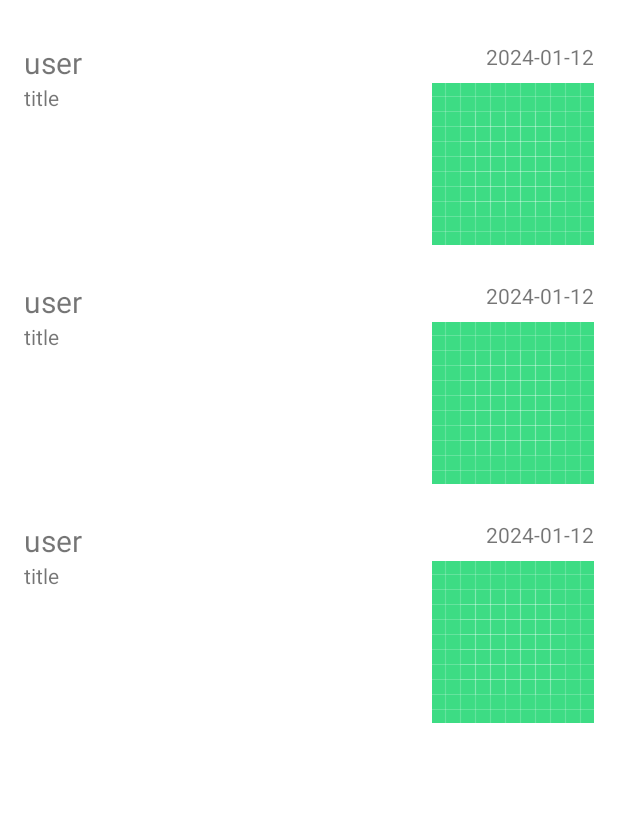
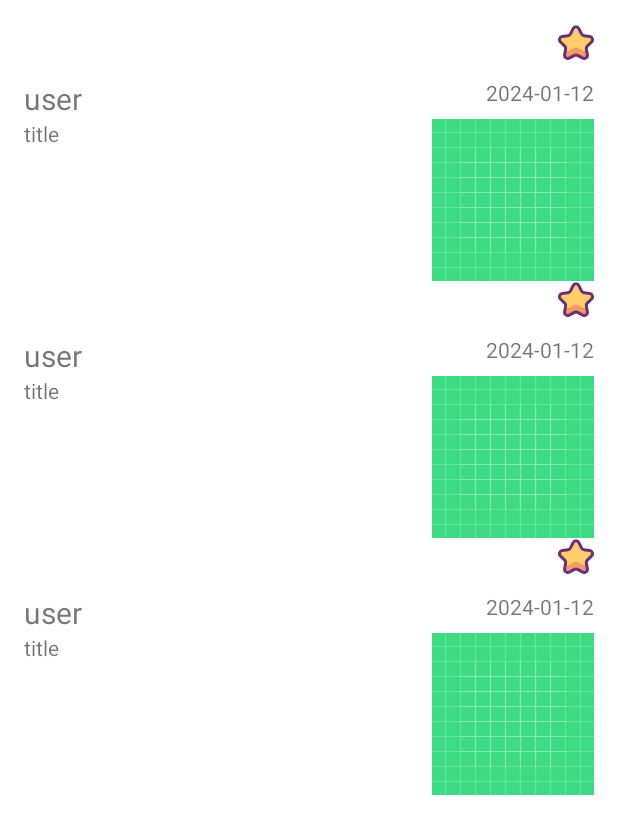
Before and after one commit to oxix97/Ddalkkak, an Android app: the layout fragment_home.xml on its own in the app's theme, with its tools: preview values and no code run, on a phone screen of 412 x 824 dp. Shown: the top 834 px of the screen. Run offline under Robolectric (Android 15) with nearby library versions, the phone set to English and light mode, and no system bars.

Commit message:
Chore : View 관련 작업

```diff
--- /dev/null
+++ b/DdalkkakAndroid/app/src/main/res/drawable/ic_user_profile.xml
@@ -0,0 +1,4 @@
+<vector android:height="100dp" android:viewportHeight="512"
+    android:viewportWidth="512" android:width="100dp" xmlns:android="http://schemas.android.com/apk/res/android">
+    <path android:fillColor="#36B39B" android:fillType="evenOdd" android:pathData="M287.98,80.36c0,-9.07 7.27,-16.32 15.88,-16.32c9.08,0 16.33,7.26 16.33,16.32c0,8.61 -7.25,15.87 -16.33,15.87C295.24,96.23 287.98,88.98 287.98,80.36L287.98,80.36zM111.97,303.88v-111.98c0,-17.23 -14.52,-31.73 -31.76,-31.73c-17.69,0 -32.21,14.5 -32.21,31.73v111.98c0,17.68 14.52,32.19 32.21,32.19C97.45,336.07 111.97,321.56 111.97,303.88L111.97,303.88zM384.15,160.16H127.85v207.65c0,16.78 13.6,30.38 30.39,30.38h1.82v81.61c0,17.68 14.51,32.19 32.2,32.19c17.25,0 31.76,-14.51 31.76,-32.19v-81.61h63.96v81.61c0,17.68 14.52,32.19 32.21,32.19c17.24,0 31.76,-14.51 31.76,-32.19v-81.61h2.27c16.33,0 29.94,-13.6 29.94,-30.38V160.16zM400.03,191.9v111.98c0,17.68 14.52,32.19 32.21,32.19c17.24,0 31.76,-14.51 31.76,-32.19v-111.98c0,-17.23 -14.52,-31.73 -31.76,-31.73C414.55,160.16 400.03,174.67 400.03,191.9L400.03,191.9zM224.02,80.36c0,8.61 -7.26,15.87 -15.88,15.87c-9.07,0 -15.88,-7.26 -15.88,-15.87c0,-9.07 6.81,-16.32 15.88,-16.32C216.76,64.04 224.02,71.29 224.02,80.36L224.02,80.36zM127.85,144.29h256.31c0,-42.62 -20.86,-80.71 -53.08,-103.83l26.76,-26.76c3.19,-3.17 3.19,-8.16 0,-11.33c-3.17,-3.17 -8.16,-3.17 -11.33,0l-29.49,29.48c-18.15,-9.98 -39.01,-15.87 -60.79,-15.87c-22.22,0 -43.09,5.89 -61.23,15.87L165.49,2.38c-2.72,-3.17 -8.17,-3.17 -10.89,0c-3.17,3.17 -3.17,8.16 0,11.33l26.31,26.76C149.16,63.59 127.85,101.68 127.85,144.29L127.85,144.29z"/>
+</vector>
--- a/DdalkkakAndroid/app/src/main/res/layout/fragment_home.xml
+++ b/DdalkkakAndroid/app/src/main/res/layout/fragment_home.xml
@@ -19,7 +19,7 @@
         <androidx.recyclerview.widget.RecyclerView
             android:id="@+id/rv_main_container"
             android:layout_width="match_parent"
-            android:layout_height="match_parent"
+            android:layout_height="wrap_content"
             android:clipToPadding="false"
             android:padding="16dp"
             app:layoutManager="androidx.recyclerview.widget.LinearLayoutManager"
--- a/DdalkkakAndroid/app/src/main/res/layout/fragment_my.xml
+++ b/DdalkkakAndroid/app/src/main/res/layout/fragment_my.xml
@@ -15,7 +15,7 @@
         <androidx.recyclerview.widget.RecyclerView
             android:id="@+id/rv_my_container"
             android:layout_width="match_parent"
-            android:layout_height="match_parent"
+            android:layout_height="wrap_content"
             app:layoutManager="androidx.recyclerview.widget.LinearLayoutManager" />
 
     </LinearLayout>
--- a/DdalkkakAndroid/app/src/main/res/layout/item_link_info.xml
+++ b/DdalkkakAndroid/app/src/main/res/layout/item_link_info.xml
@@ -13,10 +13,24 @@
     </data>
 
     <androidx.constraintlayout.widget.ConstraintLayout
+        android:layout_width="match_parent"
+        android:layout_height="wrap_content"
+        android:orientation="vertical">
+
+        <ImageView
+            android:id="@+id/iv_plus"
+            app:layout_constraintTop_toTopOf="parent"
+            app:layout_constraintEnd_toEndOf="parent"
+            android:layout_width="wrap_content"
+            android:layout_height="wrap_content"
+            android:src="@drawable/ic_star" />
+
+        <androidx.constraintlayout.widget.ConstraintLayout
             urlClickListener="@{data.originalUrl}"
             android:layout_width="match_parent"
-        android:layout_marginVertical="12dp"
-        android:layout_height="wrap_content">
+            app:layout_constraintTop_toBottomOf="@id/iv_plus"
+            android:layout_height="wrap_content"
+            android:layout_marginVertical="12dp">
 
             <TextView
                 android:id="@+id/tv_link_info_user"
@@ -74,4 +88,5 @@
                 tools:text="2024-01-12" />
 
         </androidx.constraintlayout.widget.ConstraintLayout>
+    </androidx.constraintlayout.widget.ConstraintLayout>
 </layout>
--- a/DdalkkakAndroid/app/src/main/res/layout/item_user_info.xml
+++ b/DdalkkakAndroid/app/src/main/res/layout/item_user_info.xml
@@ -20,7 +20,7 @@
             android:id="@+id/iv_profile"
             android:layout_width="100dp"
             android:layout_height="100dp"
-            android:src="@drawable/profile"
+            android:src="@drawable/ic_user_profile"
             app:layout_constraintStart_toStartOf="parent"
             app:layout_constraintTop_toTopOf="parent" />
 
```
Also changed, not shown: DdalkkakAndroid/app/src/main/java/com/example/ddalkkak_android/util/View.Ext.kt (added, +14 -0 lines), DdalkkakAndroid/app/src/main/res/drawable/ic_user.xml (added, +12 -0 lines), DdalkkakAndroid/app/src/main/res/layout/fragment_search.xml (+7 -0 lines), DdalkkakAndroid/app/src/main/res/menu/bottom_nav_menu.xml (+9 -4 lines). Lines whose indentation alone changed are shown as unchanged.
